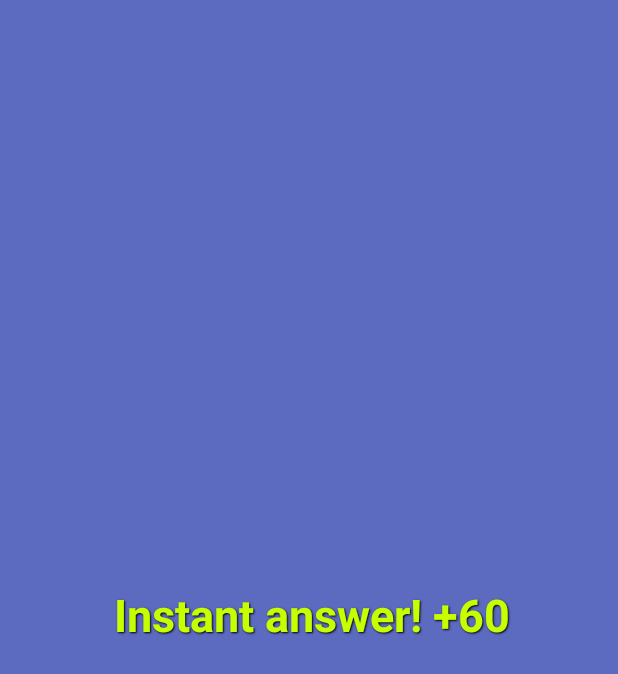
After one commit to imaginary-unit/AudioQuiz, an Android app: the layout info_bar.xml on its own in the app's theme, with its tools: preview values and no code run, on a phone screen of 412 x 824 dp. The commit adds this screen. Shown: the top 674 px of the screen. Run offline under Robolectric (Android 15) with nearby library versions, the phone set to English and light mode, and no system bars.

Commit message:
Implementing audio visualizer and score info widget

```diff
--- a/app/src/main/java/ru/imunit/maquiz/TestActivity.java
+++ b/app/src/main/java/ru/imunit/maquiz/TestActivity.java
@@ -51,6 +51,8 @@ public class TestActivity extends AppCompatActivity implements View.OnTouchListe
         mp.prepare();
 
         av = (AudioVisualizer)findViewById(R.id.testVisualizer);
+        av.setDivisions(2);
+        av.setBarHeight(0.4f);
 
         vis = new Visualizer(mp.getAudioSessionId());
         vis.setCaptureSize(Visualizer.getCaptureSizeRange()[0]);
@@ -64,7 +66,7 @@ public class TestActivity extends AppCompatActivity implements View.OnTouchListe
                 av.update(bytes);
                 // Log.i("FFT data samples:", String.valueOf(bytes.length));
             }
-        }, Visualizer.getMaxCaptureRate(), false, true);
+        }, Visualizer.getMaxCaptureRate() / 2, false, true);
 
         vis.setEnabled(true);
         mp.start();
--- /dev/null
+++ b/app/src/main/res/layout/info_bar.xml
@@ -0,0 +1,23 @@
+<?xml version="1.0" encoding="utf-8"?>
+<RelativeLayout
+    xmlns:android="http://schemas.android.com/apk/res/android"
+    android:layout_width="match_parent"
+    android:layout_height="match_parent">
+
+    <ru.imunit.maquiz.views.widgets.AudioVisualizer
+        android:id="@+id/visualizer"
+        android:layout_width="match_parent"
+        android:layout_height="match_parent" />
+
+    <TextView
+        android:id="@+id/textInfo"
+        android:layout_width="match_parent"
+        android:layout_height="match_parent"
+        android:gravity="center"
+        android:textSize="30sp"
+        android:textStyle="bold"
+        android:textColor="@color/colorAccent"
+        style="@style/OutlinedText"
+        android:text="Instant answer! +60"/>
+
+</RelativeLayout>
--- a/app/src/main/res/values/styles.xml
+++ b/app/src/main/res/values/styles.xml
@@ -11,4 +11,15 @@
         <item name="android:colorBackground">@color/colorBack1</item>
     </style>
 
+    <style name="OutlinedText">
+        <item name="android:paddingLeft">4dp</item>
+        <item name="android:paddingBottom">4dp</item>
+        <!--<item name="android:textColor">#ffffffff</item>-->
+        <!--<item name="android:textSize">12sp</item>-->
+        <item name="android:shadowColor">#000000</item>
+        <item name="android:shadowDx">1</item>
+        <item name="android:shadowDy">1</item>
+        <item name="android:shadowRadius">1</item>
+    </style>
+
 </resources>
```
Also changed, not shown: app/src/main/java/ru/imunit/maquiz/views/widgets/AudioVisualizer.java (+49 -14 lines).
